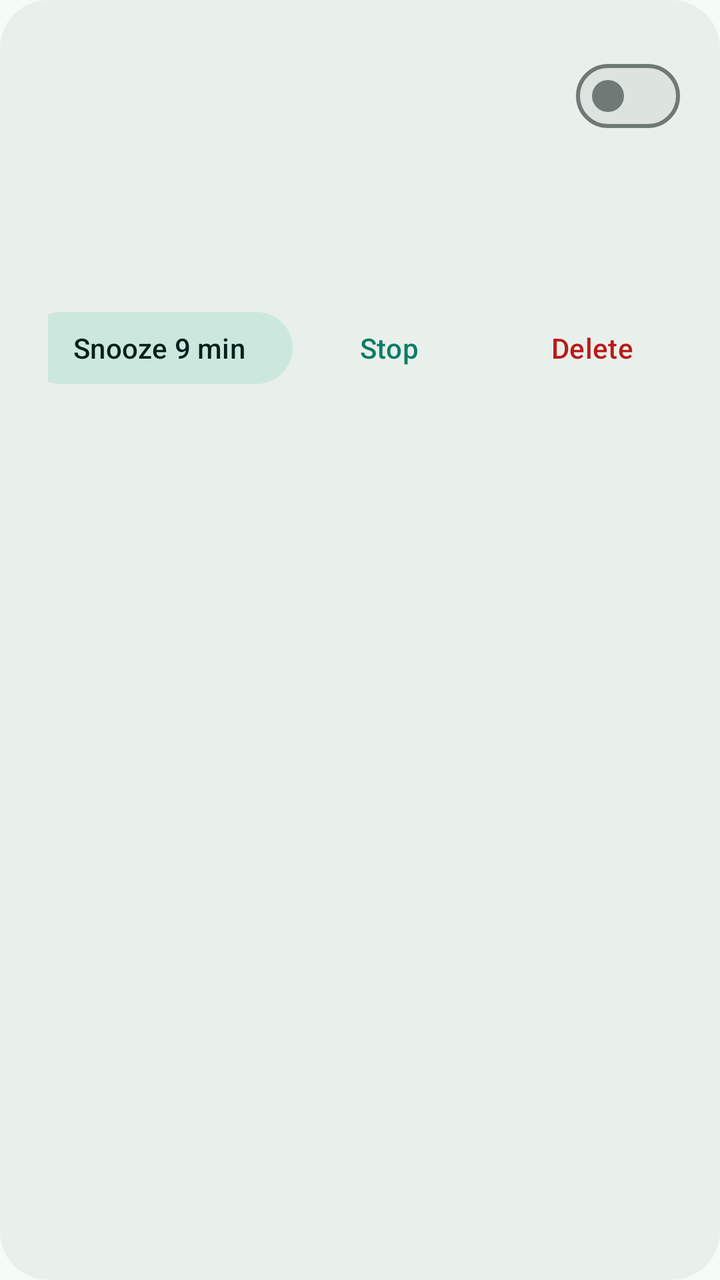
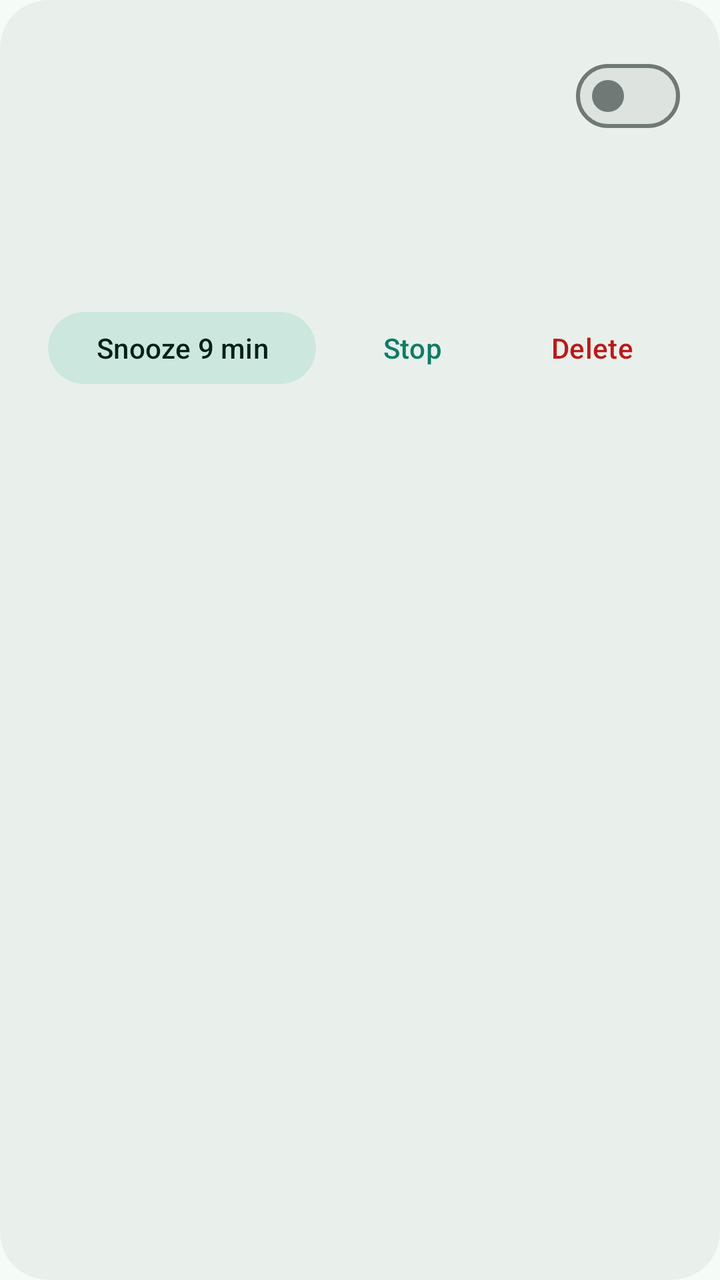

Compare the two renders of this Android layout. The source of the first and the diff that turns it into the second are given below.
<!-- AndroidManifest.xml: another module's application theme Theme.Home -->
<!-- res/layout/item_alarm.xml -->
<?xml version="1.0" encoding="utf-8"?>
<com.google.android.material.card.MaterialCardView xmlns:android="http://schemas.android.com/apk/res/android"
    xmlns:app="http://schemas.android.com/apk/res-auto"
    style="@style/Widget.Home.Card"
    android:layout_width="match_parent"
    android:layout_height="wrap_content"
    android:layout_marginBottom="12dp"
    android:clickable="true"
    android:focusable="true">

    <LinearLayout
        android:layout_width="match_parent"
        android:layout_height="wrap_content"
        android:orientation="vertical"
        android:paddingStart="24dp"
        android:paddingTop="16dp"
        android:paddingEnd="20dp"
        android:paddingBottom="8dp">

        <LinearLayout
            android:layout_width="match_parent"
            android:layout_height="wrap_content"
            android:gravity="center_vertical"
            android:orientation="horizontal">

            <TextView
                android:id="@+id/alarm_time"
                android:layout_width="0dp"
                android:layout_height="wrap_content"
                android:layout_weight="1"
                android:textAppearance="@style/TextAppearance.Home.Time" />

            <com.google.android.material.materialswitch.MaterialSwitch
                android:id="@+id/alarm_enabled"
                android:layout_width="wrap_content"
                android:layout_height="wrap_content"
                android:contentDescription="@string/alarms_enabled" />
        </LinearLayout>

        <TextView
            android:id="@+id/alarm_label"
            android:layout_width="match_parent"
            android:layout_height="wrap_content"
            android:ellipsize="end"
            android:maxLines="2"
            android:textAppearance="?attr/textAppearanceTitleMedium"
            android:textColor="?attr/colorOnSurface" />

        <TextView
            android:id="@+id/alarm_repeat"
            android:layout_width="match_parent"
            android:layout_height="wrap_content"
            android:layout_marginTop="2dp"
            android:textAppearance="?attr/textAppearanceBodyMedium"
            android:textColor="?attr/colorOnSurfaceVariant" />

        <TextView
            android:id="@+id/alarm_next"
            android:layout_width="match_parent"
            android:layout_height="wrap_content"
            android:layout_marginTop="2dp"
            android:textAppearance="?attr/textAppearanceLabelLarge"
            android:textColor="?attr/colorPrimary" />

        <LinearLayout
            android:id="@+id/alarm_actions"
            android:layout_width="match_parent"
            android:layout_height="wrap_content"
            android:layout_marginStart="-12dp"
            android:layout_marginTop="8dp"
            android:orientation="horizontal">

            <com.google.android.material.button.MaterialButton
                android:id="@+id/alarm_snooze"
                style="@style/Widget.Material3.Button.TonalButton"
                android:layout_width="wrap_content"
                android:layout_height="wrap_content"
                android:minHeight="44dp"
                android:text="@string/alarms_snooze" />

            <com.google.android.material.button.MaterialButton
                android:id="@+id/alarm_stop"
                style="@style/Widget.Material3.Button.TextButton"
                android:layout_width="wrap_content"
                android:layout_height="wrap_content"
                android:layout_marginStart="4dp"
                android:minHeight="44dp"
                android:text="@string/alarms_stop" />

            <Space
                android:layout_width="0dp"
                android:layout_height="1dp"
                android:layout_weight="1" />

            <com.google.android.material.button.MaterialButton
                android:id="@+id/alarm_delete"
                style="@style/Widget.Home.DangerTextButton"
                android:layout_width="wrap_content"
                android:layout_height="wrap_content"
                android:minHeight="44dp"
                android:text="@string/alarms_delete" />
        </LinearLayout>
    </LinearLayout>
</com.google.android.material.card.MaterialCardView>
<!-- resources referenced by this layout -->
<resources>
  <string name="alarms_delete">Delete</string>
  <string name="alarms_enabled">Enabled</string>
  <string name="alarms_snooze">Snooze 9 min</string>
  <string name="alarms_stop">Stop</string>
  <style name="TextAppearance.Home.Time" parent="TextAppearance.Material3.DisplaySmall">
          <item name="android:fontFamily">sans-serif-light</item>
          <item name="android:textSize">48sp</item>
          <item name="android:letterSpacing">-0.02</item>
          <item name="android:fontFeatureSettings">"tnum"</item>
          <item name="android:textColor">?attr/colorOnSurface</item>
      </style>
  <style name="Widget.Home.Card" parent="Widget.Material3.CardView.Filled">
          <item name="cardCornerRadius">24dp</item>
          <item name="cardElevation">0dp</item>
          <item name="cardBackgroundColor">?attr/colorSurfaceContainer</item>
          <item name="checkedIconTint">?attr/colorPrimary</item>
          <item name="strokeColor">?attr/colorPrimary</item>
          <item name="strokeWidth">0dp</item>
      </style>
  <style name="Widget.Home.DangerTextButton" parent="Widget.Material3.Button.TextButton">
          <item name="android:textColor">?attr/colorError</item>
          <item name="rippleColor">?attr/colorError</item>
      </style>
  <color name="home_primary">#0E7C66</color>
  <color name="home_on_primary">#FFFFFF</color>
  <color name="home_primary_container">#BDF2E0</color>
  <color name="home_on_primary_container">#00201A</color>
  <color name="home_secondary">#4A635B</color>
  <color name="home_on_secondary">#FFFFFF</color>
  <color name="home_secondary_container">#CCE8DE</color>
  <color name="home_on_secondary_container">#05201A</color>
  <color name="home_tertiary">#8A5100</color>
  <color name="home_on_tertiary">#FFFFFF</color>
  <color name="home_tertiary_container">#FFDDB6</color>
  <color name="home_on_tertiary_container">#2C1600</color>
  <color name="home_error">#BA1A1A</color>
  <color name="home_surface">#F5FBF7</color>
  <color name="home_on_surface">#171D1A</color>
  <color name="home_on_surface_variant">#3F4945</color>
  <color name="home_surface_container_low">#EFF5F1</color>
  <color name="home_surface_container">#E9F0EC</color>
  <color name="home_surface_container_high">#E3EAE6</color>
  <color name="home_surface_container_highest">#DDE4E0</color>
  <color name="home_outline">#6F7975</color>
  <color name="home_outline_variant">#BFC9C4</color>
  <style name="ShapeAppearance.Home.Small" parent="ShapeAppearance.Material3.SmallComponent">
          <item name="cornerFamily">rounded</item>
          <item name="cornerSize">14dp</item>
      </style>
  <style name="ShapeAppearance.Home.Medium" parent="ShapeAppearance.Material3.MediumComponent">
          <item name="cornerFamily">rounded</item>
          <item name="cornerSize">22dp</item>
      </style>
  <style name="ShapeAppearance.Home.Large" parent="ShapeAppearance.Material3.LargeComponent">
          <item name="cornerFamily">rounded</item>
          <item name="cornerSize">28dp</item>
      </style>
  <!-- unchanged entries left out for length: 1 -->
</resources>

<!-- the commit's change to res/layout/item_alarm.xml (unified diff, before → after) -->
@@ -66,7 +66,6 @@
             android:id="@+id/alarm_actions"
             android:layout_width="match_parent"
             android:layout_height="wrap_content"
-            android:layout_marginStart="-12dp"
             android:layout_marginTop="8dp"
             android:orientation="horizontal">
 
